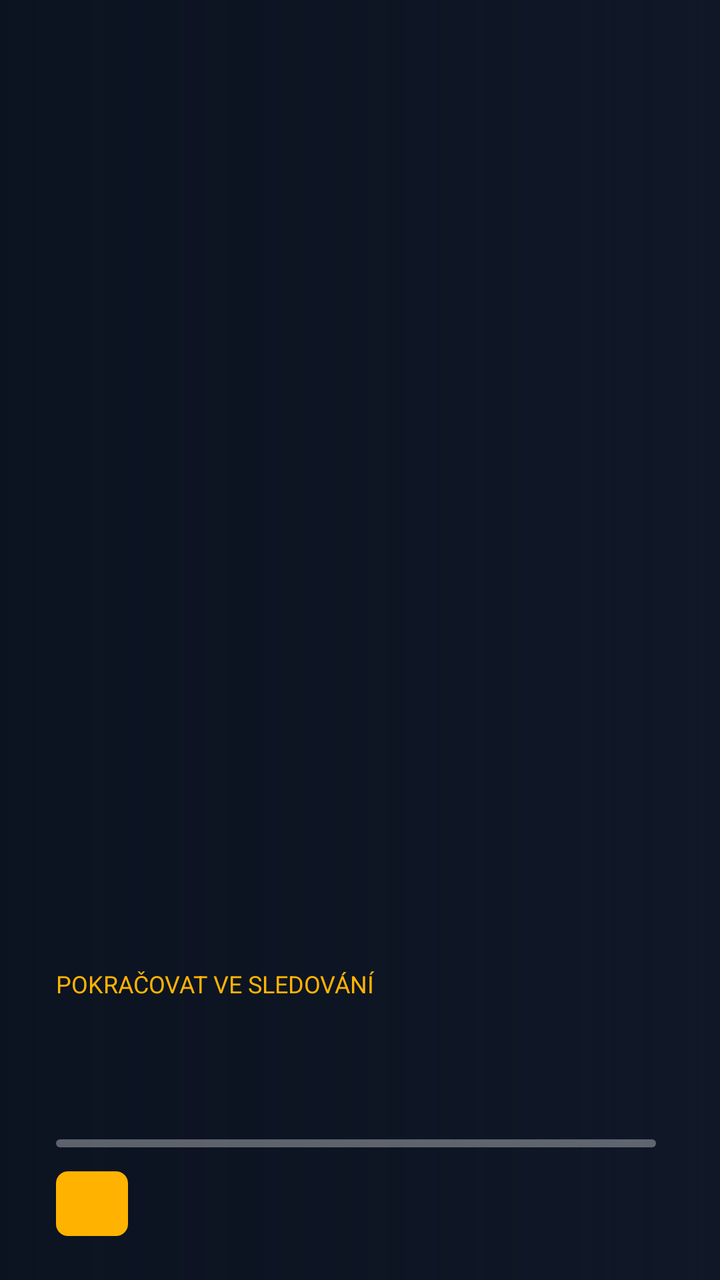
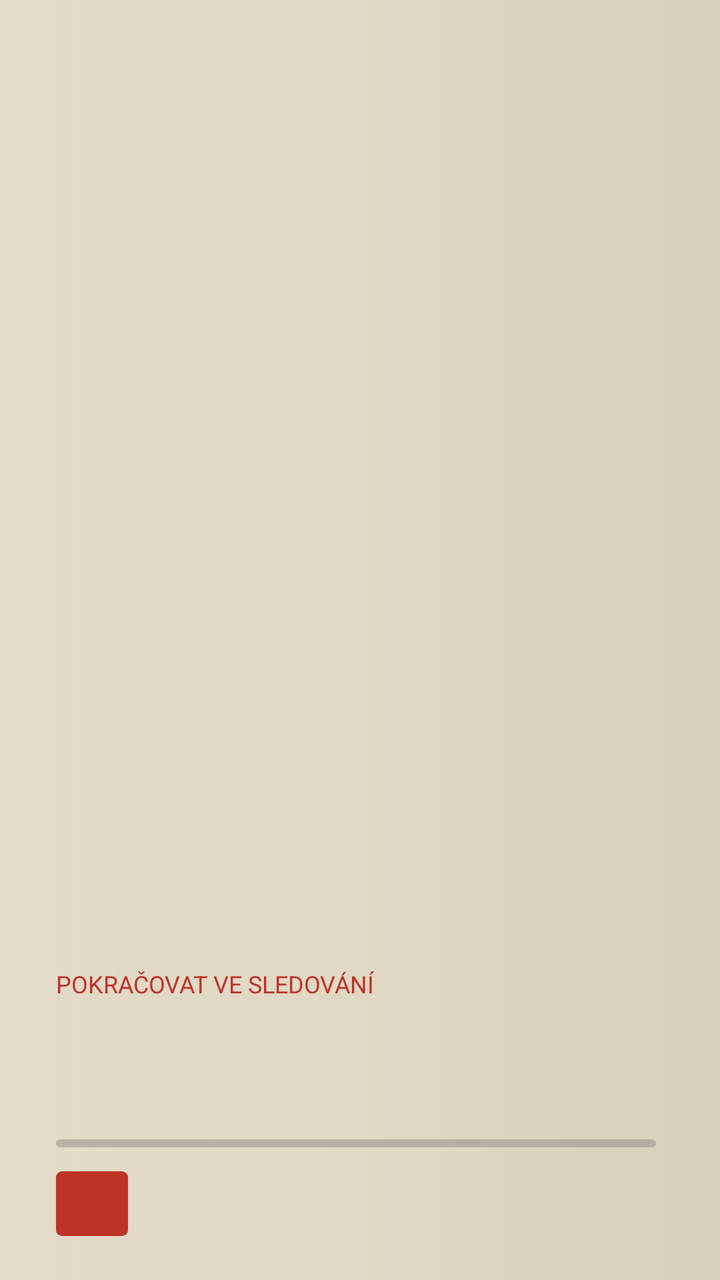

Before-and-after screenshots of an Android layout around one commit, followed by the original layout XML and the change that was made.
<!-- AndroidManifest.xml: application theme AppTheme -->
<!-- res/layout/hero_card.xml -->
<?xml version="1.0" encoding="utf-8"?>
<FrameLayout xmlns:android="http://schemas.android.com/apk/res/android"
    android:layout_width="840dp"
    android:layout_height="236dp"
    android:background="@color/card_empty"
    android:focusable="true"
    android:focusableInTouchMode="true">

    <ImageView
        android:id="@+id/hero_image"
        android:layout_width="match_parent"
        android:layout_height="match_parent"
        android:importantForAccessibility="no"
        android:scaleType="centerCrop" />

    <View
        android:layout_width="match_parent"
        android:layout_height="match_parent"
        android:background="@drawable/hero_scrim" />

    <LinearLayout
        android:layout_width="520dp"
        android:layout_height="wrap_content"
        android:layout_gravity="bottom|start"
        android:orientation="vertical"
        android:paddingStart="28dp"
        android:paddingBottom="22dp">

        <TextView
            android:layout_width="wrap_content"
            android:layout_height="wrap_content"
            android:text="Pokračovat ve sledování"
            android:textAllCaps="true"
            android:textColor="@color/accent"
            android:textSize="12sp" />

        <TextView
            android:id="@+id/hero_title"
            android:layout_width="match_parent"
            android:layout_height="wrap_content"
            android:layout_marginTop="2dp"
            android:ellipsize="end"
            android:fontFamily="sans-serif-condensed"
            android:maxLines="2"
            android:textColor="@color/text_primary"
            android:textSize="28sp" />

        <TextView
            android:id="@+id/hero_subtitle"
            android:layout_width="match_parent"
            android:layout_height="wrap_content"
            android:ellipsize="end"
            android:maxLines="1"
            android:textColor="@color/text_secondary"
            android:textSize="15sp" />

        <ProgressBar
            android:id="@+id/hero_progress"
            style="@android:style/Widget.ProgressBar.Horizontal"
            android:layout_width="300dp"
            android:layout_height="4dp"
            android:layout_marginTop="10dp"
            android:max="100"
            android:progressBackgroundTint="#55FFFFFF"
            android:progressTint="@color/accent" />

        <TextView
            android:id="@+id/hero_button"
            android:layout_width="wrap_content"
            android:layout_height="wrap_content"
            android:layout_marginTop="12dp"
            android:background="@drawable/hero_button_bg"
            android:paddingStart="18dp"
            android:paddingTop="6dp"
            android:paddingEnd="18dp"
            android:paddingBottom="6dp"
            android:textColor="@color/on_accent"
            android:textSize="15sp" />
    </LinearLayout>
</FrameLayout>
<!-- resources referenced by this layout -->
<resources>
  <color name="accent">#FFB300</color>
  <color name="card_empty">#101827</color>
  <color name="on_accent">#1A1200</color>
  <color name="text_primary">#F2F4F8</color>
  <color name="text_secondary">#A3AEC4</color>
  <!-- drawable hero_button_bg (drawable) -->
  <?xml version="1.0" encoding="utf-8"?>
  <shape xmlns:android="http://schemas.android.com/apk/res/android">
      <corners android:radius="6dp" />
      <solid android:color="@color/accent" />
  </shape>
  <!-- drawable hero_scrim (drawable) -->
  <?xml version="1.0" encoding="utf-8"?>
  <shape xmlns:android="http://schemas.android.com/apk/res/android">
      <gradient android:angle="0" android:centerColor="#B30B1220" android:centerX="0.45"
          android:endColor="#000B1220" android:startColor="#F00B1220" />
  </shape>
  <style name="AppTheme" parent="@style/Theme.Leanback">
          <item name="android:windowBackground">@drawable/app_background</item>
          <item name="android:colorBackground">@color/bg_solid</item>
          <item name="defaultBrandColor">@color/brand</item>
          <item name="defaultBrandColorDark">@color/panel_dark</item>
          <item name="defaultSearchColor">@color/accent</item>
          <item name="defaultSearchBrightColor">@color/accent_bright</item>
          <item name="defaultSearchIconColor">@color/on_accent</item>
      </style>
  <!-- drawable app_background (drawable) -->
  <?xml version="1.0" encoding="utf-8"?>
  <bitmap xmlns:android="http://schemas.android.com/apk/res/android"
      android:gravity="fill"
      android:src="@drawable/app_background_image" />
  <color name="bg_solid">#0B1220</color>
  <color name="brand">#0D1626</color>
  <color name="panel_dark">#0A101C</color>
  <color name="accent_bright">#FFCC4D</color>
  <!-- drawable app_background_image: webp bitmap (drawable-nodpi, 763214 bytes) -->
</resources>

<!-- the commit's change to res/layout/hero_card.xml (unified diff, before → after) -->
@@ -61,7 +61,7 @@
             android:layout_height="4dp"
             android:layout_marginTop="10dp"
             android:max="100"
-            android:progressBackgroundTint="#55FFFFFF"
+            android:progressBackgroundTint="#331D1B18"
             android:progressTint="@color/accent" />
 
         <TextView
<!-- resource entries referenced after the edit -->
@@ -1,40 +1,56 @@
 <!-- resources referenced by this layout -->
 <resources>
-  <color name="accent">#FFB300</color>
-  <color name="card_empty">#101827</color>
-  <color name="on_accent">#1A1200</color>
-  <color name="text_primary">#F2F4F8</color>
-  <color name="text_secondary">#A3AEC4</color>
+  <color name="accent">#BF3327</color>
+  <color name="card_empty">#DAD1BC</color>
+  <color name="on_accent">#FFF5EE</color>
+  <color name="text_primary">#1D1B18</color>
+  <color name="text_secondary">#5F5A50</color>
   <!-- drawable hero_button_bg (drawable) -->
   <?xml version="1.0" encoding="utf-8"?>
   <shape xmlns:android="http://schemas.android.com/apk/res/android">
-      <corners android:radius="6dp" />
+      <corners android:radius="3dp" />
       <solid android:color="@color/accent" />
   </shape>
   <!-- drawable hero_scrim (drawable) -->
   <?xml version="1.0" encoding="utf-8"?>
   <shape xmlns:android="http://schemas.android.com/apk/res/android">
-      <gradient android:angle="0" android:centerColor="#B30B1220" android:centerX="0.45"
-          android:endColor="#000B1220" android:startColor="#F00B1220" />
+      <gradient android:angle="0" android:centerColor="#B3E3DBC8" android:centerX="0.45"
+          android:endColor="#00E3DBC8" android:startColor="#F5E3DBC8" />
   </shape>
   <style name="AppTheme" parent="@style/Theme.Leanback">
           <item name="android:windowBackground">@drawable/app_background</item>
           <item name="android:colorBackground">@color/bg_solid</item>
           <item name="defaultBrandColor">@color/brand</item>
           <item name="defaultBrandColorDark">@color/panel_dark</item>
-          <item name="defaultSearchColor">@color/accent</item>
-          <item name="defaultSearchBrightColor">@color/accent_bright</item>
-          <item name="defaultSearchIconColor">@color/on_accent</item>
+          <item name="defaultSearchColor">@color/surface</item>
+          <item name="defaultSearchBrightColor">@color/surface_focused</item>
+          <item name="defaultSearchIconColor">@color/ink</item>
+          <item name="android:textColorPrimary">@color/text_primary</item>
+          <item name="android:textColorSecondary">@color/text_secondary</item>
+          <item name="android:textColorHint">@color/text_secondary</item>
+          <item name="android:editTextColor">@color/text_primary</item>
+          <item name="android:colorAccent">@color/accent</item>
+          <item name="android:colorControlNormal">@color/text_secondary</item>
+          <item name="android:colorControlActivated">@color/accent</item>
+          <item name="android:alertDialogTheme">@style/AppDialog</item>
       </style>
   <!-- drawable app_background (drawable) -->
   <?xml version="1.0" encoding="utf-8"?>
   <bitmap xmlns:android="http://schemas.android.com/apk/res/android"
       android:gravity="fill"
       android:src="@drawable/app_background_image" />
-  <color name="bg_solid">#0B1220</color>
-  <color name="brand">#0D1626</color>
-  <color name="panel_dark">#0A101C</color>
-  <color name="accent_bright">#FFCC4D</color>
-  <!-- drawable app_background_image: webp bitmap (drawable-nodpi, 763214 bytes) -->
+  <color name="bg_solid">#D2C9B4</color>
+  <color name="brand">#D2C9B4</color>
+  <color name="panel_dark">#CFC6B0</color>
+  <color name="surface">#E3DBC8</color>
+  <color name="surface_focused">#F0E9D9</color>
+  <color name="ink">#1D1B18</color>
+  <style name="AppDialog" parent="@android:style/Theme.Material.Light.Dialog.Alert">
+          <item name="android:colorAccent">@color/accent</item>
+          <item name="android:colorBackground">@color/surface_focused</item>
+          <item name="android:textColorPrimary">@color/text_primary</item>
+          <item name="android:textColorSecondary">@color/text_secondary</item>
+      </style>
+  <!-- drawable app_background_image: webp bitmap (drawable-nodpi, 20428 bytes) -->
 </resources>
 
